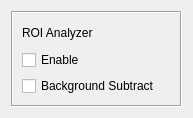
jagerber48/jkam_e6, file ui_resources/roianalyzer.ui: the form before one commit.
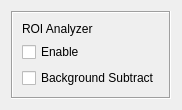
The form after the commit.

The edit to the form file:
```diff
--- a/ui_resources/roianalyzer.ui
+++ b/ui_resources/roianalyzer.ui
@@ -6,15 +6,28 @@
    <rect>
     <x>0</x>
     <y>0</y>
-    <width>193</width>
-    <height>118</height>
+    <width>169</width>
+    <height>105</height>
    </rect>
   </property>
   <property name="windowTitle">
    <string>Form</string>
   </property>
-  <layout class="QVBoxLayout" name="verticalLayout">
-   <item>
+  <layout class="QGridLayout" name="gridLayout_2">
+   <item row="1" column="0">
+    <spacer name="verticalSpacer">
+     <property name="orientation">
+      <enum>Qt::Vertical</enum>
+     </property>
+     <property name="sizeHint" stdset="0">
+      <size>
+       <width>20</width>
+       <height>40</height>
+      </size>
+     </property>
+    </spacer>
+   </item>
+   <item row="0" column="0">
     <widget class="QFrame" name="frame">
      <property name="frameShape">
       <enum>QFrame::Box</enum>
@@ -47,6 +60,19 @@
      </layout>
     </widget>
    </item>
+   <item row="0" column="1">
+    <spacer name="horizontalSpacer">
+     <property name="orientation">
+      <enum>Qt::Horizontal</enum>
+     </property>
+     <property name="sizeHint" stdset="0">
+      <size>
+       <width>40</width>
+       <height>20</height>
+      </size>
+     </property>
+    </spacer>
+   </item>
   </layout>
  </widget>
  <resources/>
```
